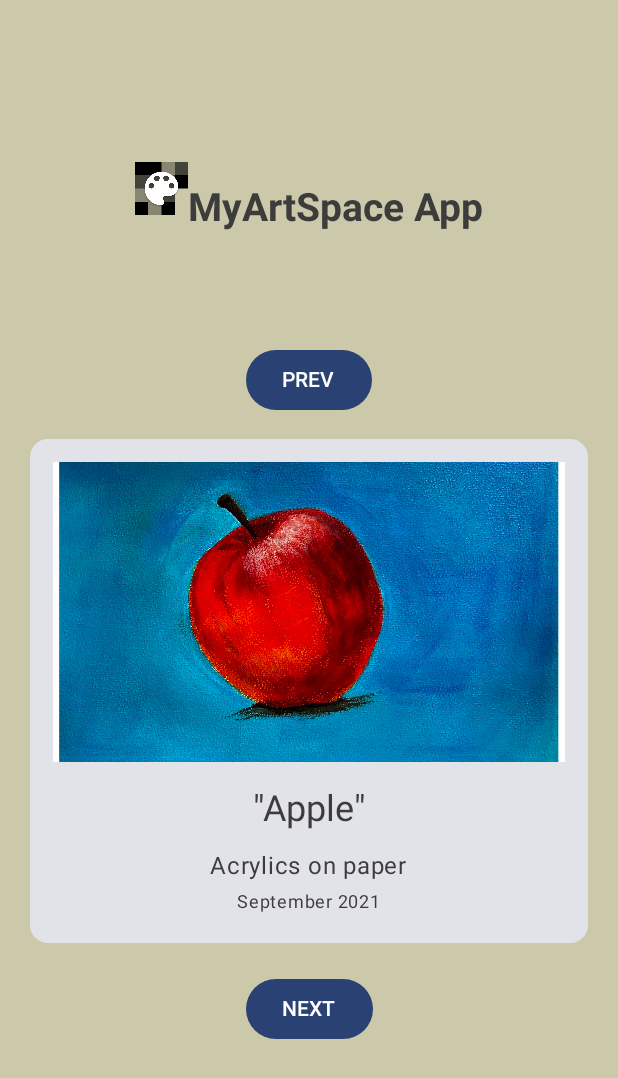
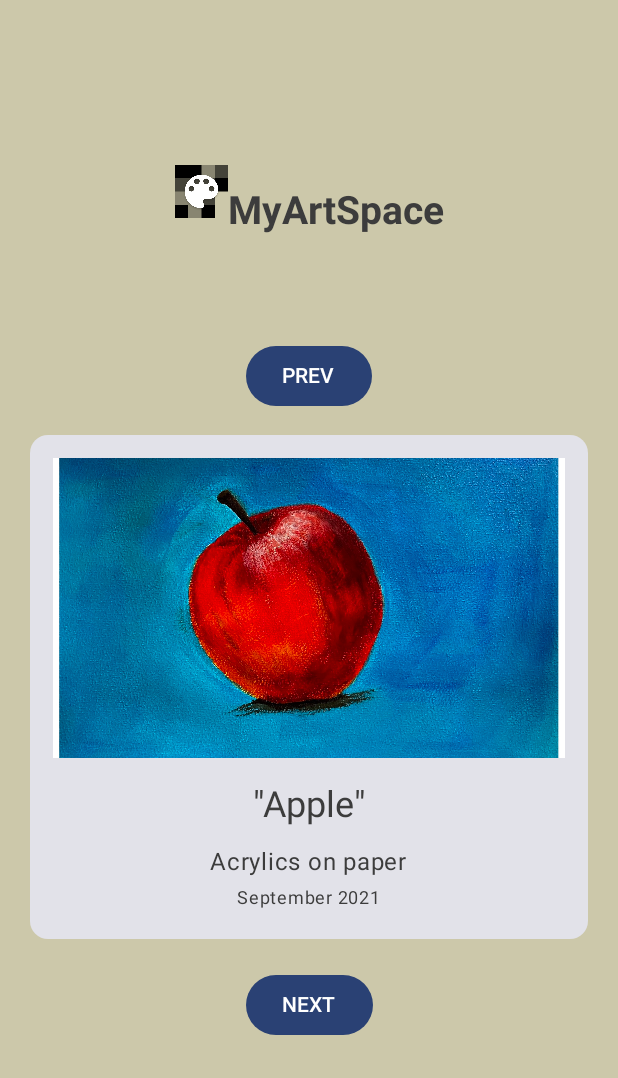
Before and after one commit to WiMaW/MyArtSpaceApp, an Android app built with Jetpack Compose: the screen it shows after launch (MainActivity), on a phone screen of 412 x 824 dp. Shown: the top 1078 px of the screen. Run offline under Robolectric (Android 15) with nearby library versions, the phone set to English and light mode, and no system bars.

Commit message:
Dimens.xml in res/values added

```diff
--- a/app/src/main/java/com/example/myartspaceapp/MainActivity.kt
+++ b/app/src/main/java/com/example/myartspaceapp/MainActivity.kt
@@ -42,6 +42,7 @@ import androidx.compose.ui.graphics.painter.Painter
 import androidx.compose.ui.layout.ContentScale
 import androidx.compose.ui.modifier.modifierLocalConsumer
 import androidx.compose.ui.platform.InspectableModifier
+import androidx.compose.ui.res.dimensionResource
 import androidx.compose.ui.res.painterResource
 import androidx.compose.ui.res.stringResource
 import androidx.compose.ui.text.font.FontWeight
@@ -91,7 +92,7 @@ fun ComposeArtApp(
         verticalArrangement = Arrangement.Center,
 
     ) {
-        AppNameAndIconDisplay()
+        DisplayAppNameAndIcon()
         Button(
             modifier = modifier.padding(15.dp),
             onClick = {
@@ -104,7 +105,7 @@ fun ComposeArtApp(
         {
             Text(text = "PREV")
         }
-        ArtAndDescriptionDisplay(click = click, artList = Datasource().LoadArt())
+        ArtAndDescriptionCard(click = click, artList = Datasource().LoadArt())
         Button(
             modifier = modifier.padding(20.dp),
             onClick = {
@@ -120,6 +121,7 @@ fun ComposeArtApp(
     }
 }
 
+//to change view for scrollable list
 //@Composable
 //fun ArtList(artList: List<Art>, modifier: Modifier = Modifier) {
 //    LazyColumn(modifier = modifier) {
@@ -133,7 +135,7 @@ fun ComposeArtApp(
 //    }
 //}
 @Composable
-fun AppNameAndIconDisplay (modifier: Modifier = Modifier) {
+fun DisplayAppNameAndIcon (modifier: Modifier = Modifier) {
     Row (modifier = modifier){
         Image(
             painter = painterResource(R.drawable.app_icon),
@@ -144,7 +146,9 @@ fun AppNameAndIconDisplay (modifier: Modifier = Modifier) {
         )
         Text(
             text = stringResource(R.string.app_name),
-            modifier = Modifier.padding(top = 15.dp, bottom = 60.dp),
+            modifier = Modifier.padding(
+                top = dimensionResource(R.dimen.padding_medium),
+                bottom = dimensionResource(R.dimen.padding_large)),
             fontSize = 26.sp,
             fontWeight = FontWeight.Bold,
             color = Color(60, 60, 60),
@@ -154,7 +158,7 @@ fun AppNameAndIconDisplay (modifier: Modifier = Modifier) {
 }
 
 @Composable
-fun ArtAndDescriptionDisplay (
+fun ArtAndDescriptionCard (
     modifier: Modifier = Modifier,
     artList: List<Art>,
     click: Int
@@ -169,7 +173,7 @@ fun ArtAndDescriptionDisplay (
                 painter = painterResource(artList[click].art),
                 contentDescription = stringResource(artList[click].contentDescription),
                 modifier = Modifier
-                    .padding(15.dp)
+                    .padding(dimensionResource(R.dimen.padding_medium))
                     .fillMaxWidth()
                     .height(200.dp),
                 contentScale = ContentScale.Crop
@@ -179,7 +183,7 @@ fun ArtAndDescriptionDisplay (
                 horizontalAlignment = Alignment.CenterHorizontally,
                 verticalArrangement = Arrangement.Top){
                 Text(
-                    modifier = Modifier.padding(bottom = 10.dp),
+                    modifier = Modifier.padding(bottom = dimensionResource(R.dimen.padding_small)),
                     text = stringResource(artList[click].artDescription),
                     color = Color(60, 60, 60),
                     style = MaterialTheme.typography.headlineSmall
@@ -190,7 +194,7 @@ fun ArtAndDescriptionDisplay (
                     color = Color(60, 60, 60)
                 )
                 Text(
-                    modifier = Modifier.padding(bottom = 15.dp),
+                    modifier = Modifier.padding(bottom = dimensionResource(R.dimen.padding_medium)),
                     text = stringResource(artList[click].date),
                     color = Color(60, 60, 60),
                     fontSize = 12.sp
--- /dev/null
+++ b/app/src/main/res/values/dimens.xml
@@ -0,0 +1,6 @@
+<?xml version="1.0" encoding="utf-8"?>
+<resources>
+    <dimen name="padding_small">10dp</dimen>
+    <dimen name="padding_medium">15dp</dimen>
+    <dimen name="padding_large">55dp</dimen>
+</resources>
--- a/app/src/main/res/values/strings.xml
+++ b/app/src/main/res/values/strings.xml
@@ -1,5 +1,5 @@
 <resources>
-    <string name="app_name">MyArtSpace App</string>
+    <string name="app_name">MyArtSpace</string>
 
     <string name="apple">\"Apple\"</string>
     <string name="ceramics">\"Ceramics\"</string>
```
